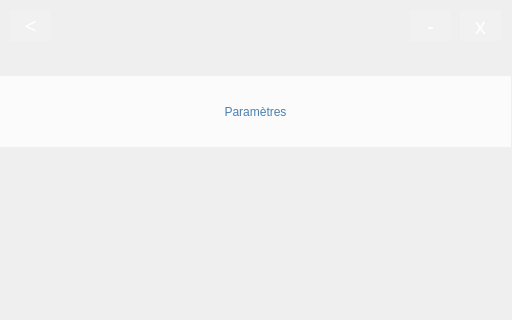
Old version of the form Babel/client/forms/BabelSetting.ui in the repository gvsurenderreddy/Babel-VOIP; both pictures show x 0 to 512 and y 0 to 320 of the 512 by 870 pixel window.
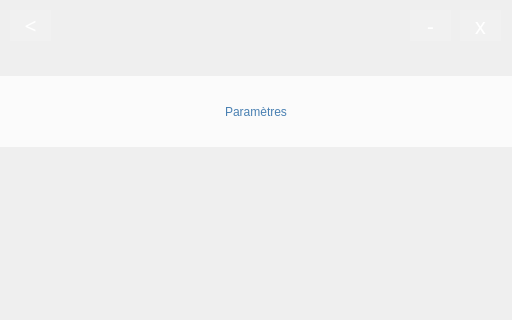
New version of the form. Icons and pictures are not drawn.

The edit to the form file:
```diff
--- a/Babel/client/forms/BabelSetting.ui
+++ b/Babel/client/forms/BabelSetting.ui
@@ -101,7 +101,7 @@
     <rect>
      <x>0</x>
      <y>76</y>
-     <width>511</width>
+     <width>512</width>
      <height>71</height>
     </rect>
    </property>
```
Left out of the diff: 4 changed lines with no effect on the pictures.
